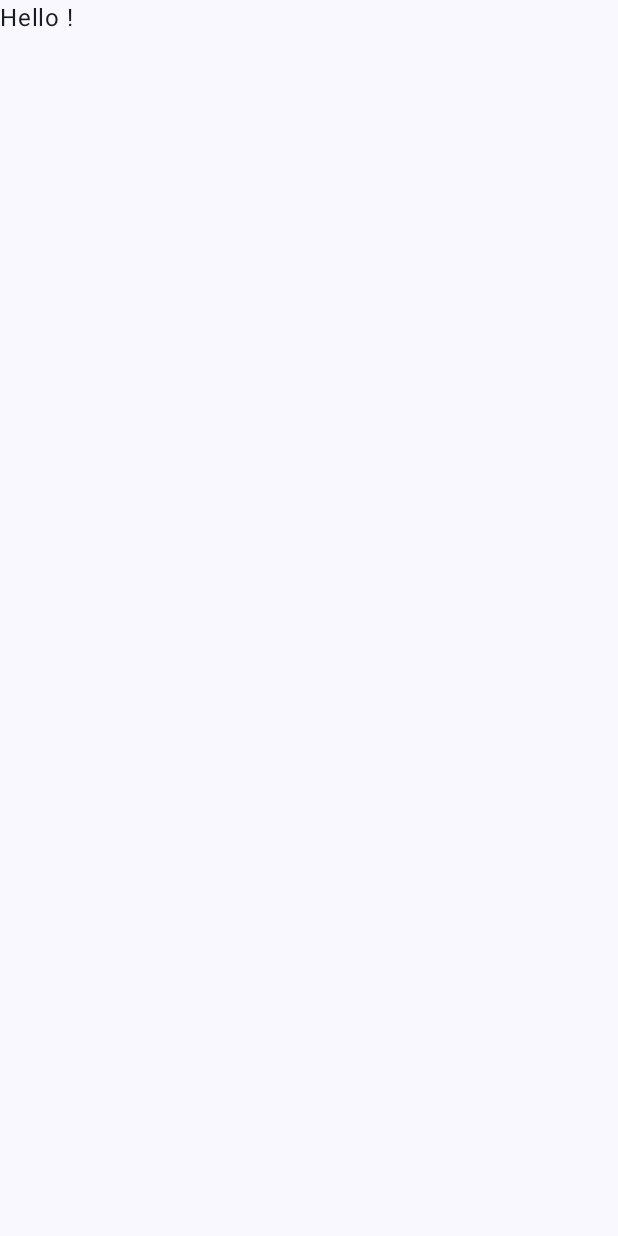
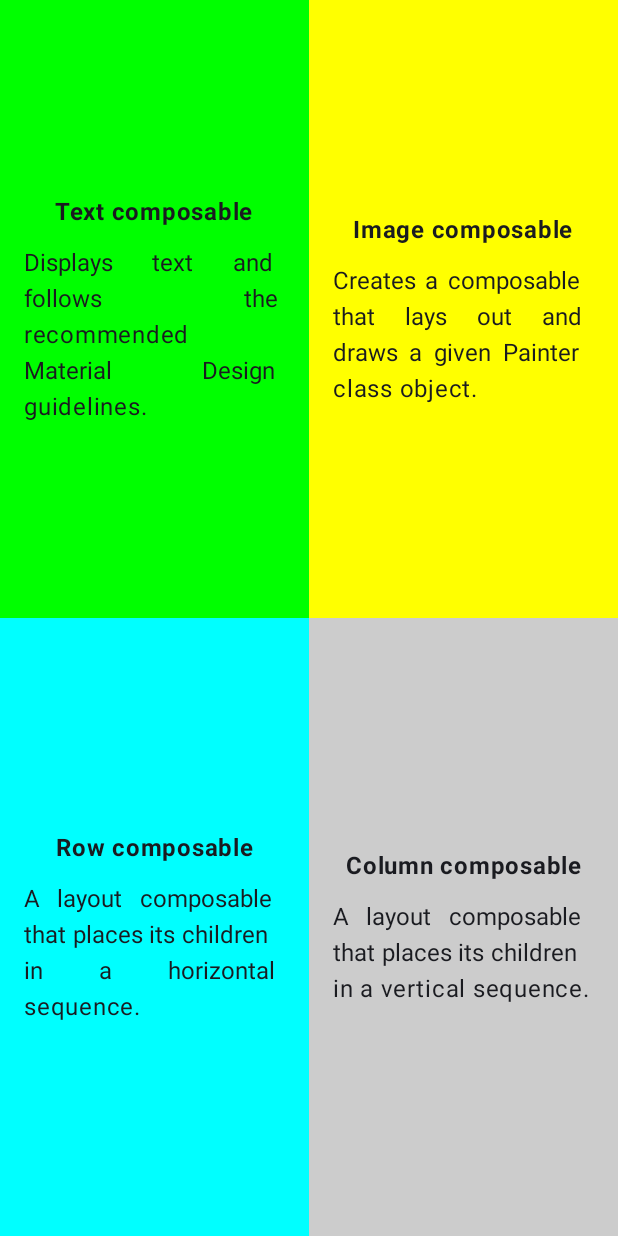
Before and after one commit to JDLO/projects-android-studio, an Android app built with Jetpack Compose: the screen it shows after launch (MainActivity), on a phone screen of 412 x 824 dp. Before the commit the screen is almost empty. Run offline under Robolectric (Android 15) with nearby library versions, the phone set to English and light mode, and no system bars.

Commit message:
Se termina el ejercicio de Cuadrantes con Compose

```diff
--- a/ComposeActivity/app/src/main/java/com/example/composeactivity/MainActivity.kt
+++ b/ComposeActivity/app/src/main/java/com/example/composeactivity/MainActivity.kt
@@ -3,21 +3,27 @@ package com.example.composeactivity
 import android.os.Bundle
 import androidx.activity.ComponentActivity
 import androidx.activity.compose.setContent
-import androidx.compose.foundation.Image
+import androidx.compose.foundation.background
+import androidx.compose.foundation.layout.Arrangement
 import androidx.compose.foundation.layout.Column
+import androidx.compose.foundation.layout.Row
 import androidx.compose.foundation.layout.fillMaxSize
+import androidx.compose.foundation.layout.fillMaxWidth
 import androidx.compose.foundation.layout.padding
 import androidx.compose.material3.MaterialTheme
 import androidx.compose.material3.Surface
 import androidx.compose.material3.Text
 import androidx.compose.runtime.Composable
+import androidx.compose.ui.Alignment
 import androidx.compose.ui.Modifier
-import androidx.compose.ui.res.painterResource
+import androidx.compose.ui.graphics.Color
+import androidx.compose.ui.graphics.Color.Companion.Green
+import androidx.compose.ui.graphics.Color.Companion.Yellow
 import androidx.compose.ui.res.stringResource
+import androidx.compose.ui.text.font.FontWeight
 import androidx.compose.ui.text.style.TextAlign
 import androidx.compose.ui.tooling.preview.Preview
 import androidx.compose.ui.unit.dp
-import androidx.compose.ui.unit.sp
 import com.example.composeactivity.ui.theme.ComposeActivityTheme
 
 class MainActivity : ComponentActivity() {
@@ -30,26 +36,82 @@ class MainActivity : ComponentActivity() {
                     modifier = Modifier.fillMaxSize(),
                     color = MaterialTheme.colorScheme.background
                 ) {
-                    Greeting("")
+                    CreateFirstTry()
                 }
             }
         }
     }
 }
 
+@Composable
+fun CreateFirstTry(modifier: Modifier = Modifier){
+    Column(
+        modifier = modifier
+            .fillMaxWidth(),
+    ){
+        Row(
+            modifier = modifier.weight(1f)
+        ){
+            //Text(text = "Primer cuadrante")
+            CardCuadrant(
+                title = stringResource(R.string.first_title),
+                description = stringResource(R.string.first_description),
+                backgroundColor = Color.Green, modifier = modifier.weight(1f) )
+            //Text(text = "Segundo cuadrante")
+            CardCuadrant(
+                title = stringResource(R.string.second_title),
+                description = stringResource(R.string.second_description),
+                backgroundColor = Color.Yellow, modifier = modifier.weight(1f) )
+        }
+        Row(
+            modifier = modifier.weight(1f)
+        ){
+            //Text(text = "Tercer cuadrante")
+            CardCuadrant(
+                title = stringResource(R.string.third_title),
+                description = stringResource(R.string.third_description),
+                backgroundColor = Color.Cyan, modifier = modifier.weight(1f) )
+            //Text(text = "Cuarto cuadrante")
+            CardCuadrant(
+                title = stringResource(R.string.fourth_title),
+                description = stringResource(R.string.fourth_description),
+                backgroundColor = Color.LightGray, modifier = modifier.weight(1f) )
+        }
+    }
+}
 
 @Composable
-fun Greeting(name: String, modifier: Modifier = Modifier) {
-    Text(
-        text = "Hello $name!",
+private fun CardCuadrant(
+    title: String,
+    description: String,
+    backgroundColor: Color,
+    modifier: Modifier = Modifier
+){
+    Column(
         modifier = modifier
-    )
+            .fillMaxSize()
+            .background(backgroundColor)
+            .padding(16.dp),
+        verticalArrangement = Arrangement.Center,
+        horizontalAlignment = Alignment.CenterHorizontally
+
+    ) {
+        Text(
+            text = title,
+            modifier = Modifier.padding(bottom = 10.dp),
+            fontWeight = FontWeight.Bold
+        )
+        Text(
+            text = description,
+            textAlign = TextAlign.Justify
+        )
+    }
 }
 
 @Preview(showBackground = true)
 @Composable
 fun GreetingPreview() {
     ComposeActivityTheme {
-        Greeting("")
+        CreateFirstTry()
     }
 }
--- a/ComposeActivity/app/src/main/res/values/strings.xml
+++ b/ComposeActivity/app/src/main/res/values/strings.xml
@@ -5,4 +5,14 @@
     <string name="title_jetpack_compose_tutorial">Jetpack Compose tutorial</string>
     <string name="compose_short_desc">Jetpack Compose is a modern toolkit for building native Android UI. Compose simplifies and accelerates UI development on Android with less code, powerful tools, and intuitive Kotlin APIs.</string>
     <string name="compose_long_desc">In this tutorial, you build a simple UI component with declarative functions. You call Compose functions to say what elements you want and the Compose compiler does the rest. Compose is built around Composable functions. These functions let you define your app\'s UI programmatically because they let you describe how it should look and provide data dependencies, rather than focus on the process of the UI\'s construction, such as initializing an element and then attaching it to a parent. To create a Composable function, you add the @Composable annotation to the function name.</string>
+
+    <!-- Compose Quadrant screen -->
+    <string name="first_title">Text composable</string>
+    <string name="first_description">Displays text and follows the recommended Material Design guidelines.</string>
+    <string name="second_title">Image composable</string>
+    <string name="second_description">Creates a composable that lays out and draws a given Painter class object.</string>
+    <string name="third_title">Row composable</string>
+    <string name="third_description">A layout composable that places its children in a horizontal sequence.</string>
+    <string name="fourth_title">Column composable</string>
+    <string name="fourth_description">A layout composable that places its children in a vertical sequence.</string>
 </resources>
```
Also changed, not shown: 51 other files.
